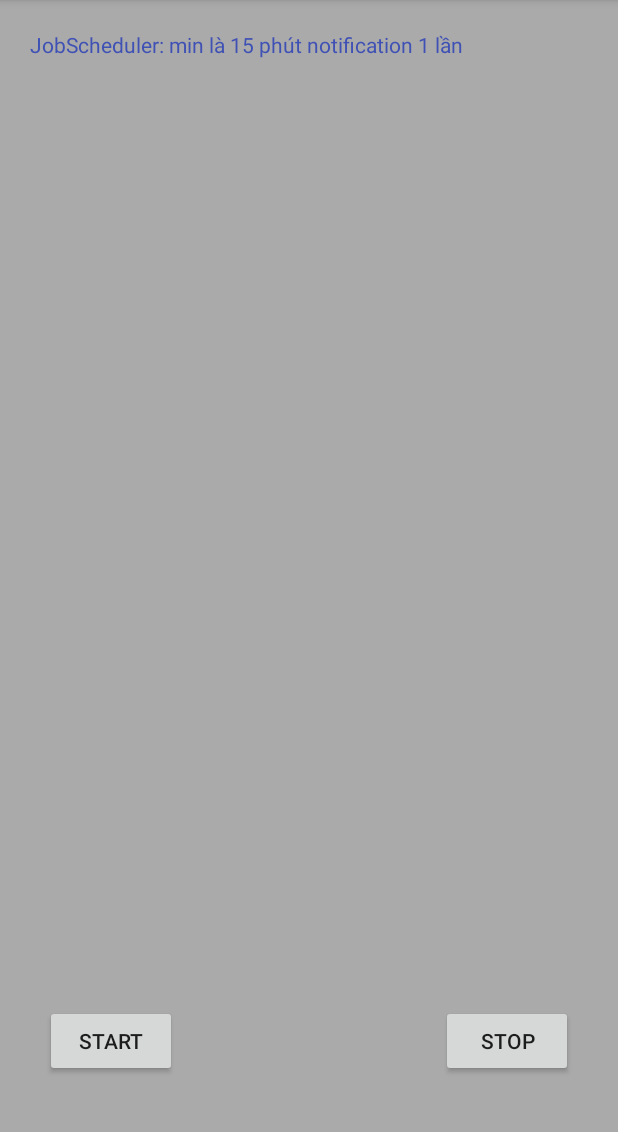
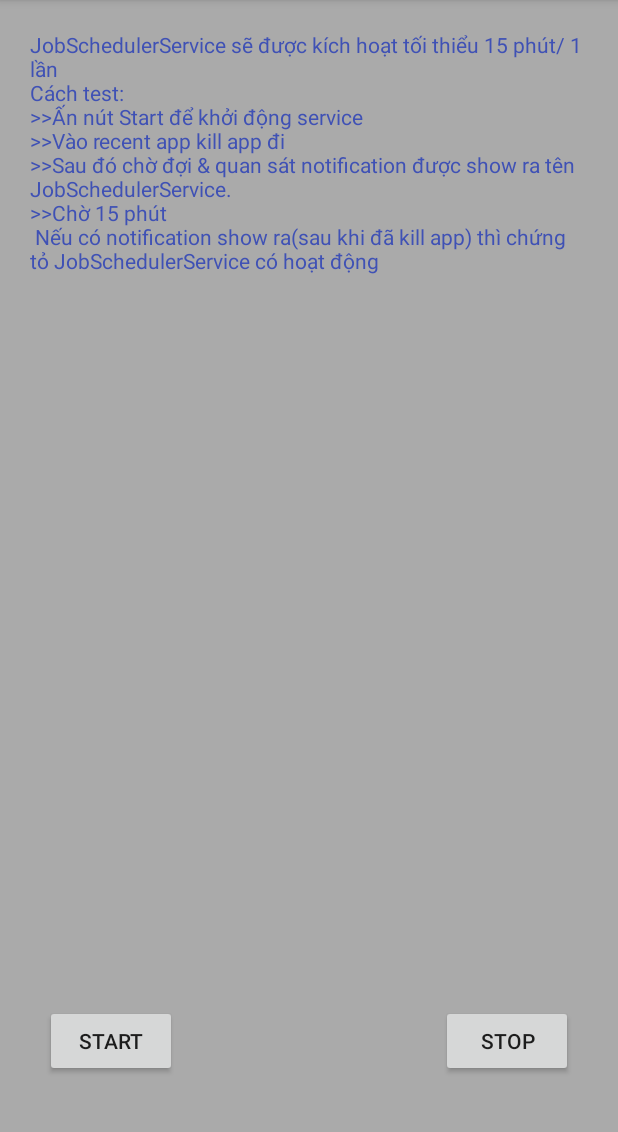
Before and after one commit to hungdtbk/ServiceTest, an Android app: the fragment JobSchedulerFragment placed in its activity, after a tap on "START", on a phone screen of 412 x 824 dp, the part 84-1216 px from its top. Run offline under Robolectric (Android 15) with nearby library versions, the phone set to English and light mode, and no system bars; our stand-ins replace ButterKnife.

Commit message:
alarm, jobscheduler

```diff
--- a/app/src/main/java/com/tohsoft/servicetest/ui/JobSchedulerFragment.java
+++ b/app/src/main/java/com/tohsoft/servicetest/ui/JobSchedulerFragment.java
@@ -29,7 +29,13 @@ public class JobSchedulerFragment extends BaseServiceFragment {
 
     @Override
     protected String getDescriptionText() {
-        return "JobScheduler: min là 15 phút notification 1 lần";
+        return "JobSchedulerService sẽ được kích hoạt tối thiểu 15 phút/ 1 lần " +
+                "\nCách test:" +
+                "\n>>Ấn nút Start để khởi động service " +
+                "\n>>Vào recent app kill app đi " +
+                "\n>>Sau đó chờ đợi & quan sát notification được show ra tên JobSchedulerService." +
+                "\n>>Chờ 15 phút " +
+                "\n Nếu có notification show ra(sau khi đã kill app) thì chứng tỏ JobSchedulerService có hoạt động";
     }
 
     @Override
```
Also changed, not shown: app/src/main/java/com/tohsoft/servicetest/ui/AlarmMangerFragment.java (+6 -1 lines).
